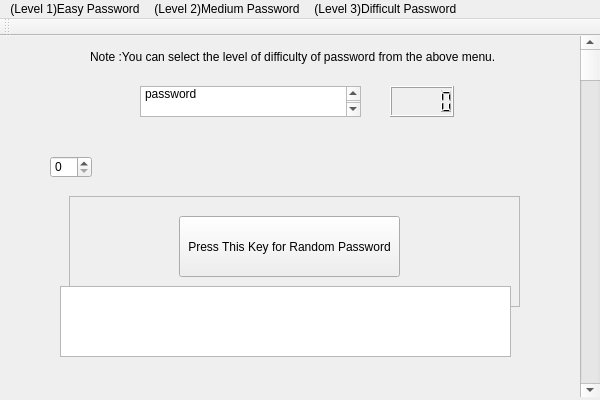
Qt form MainWindow.ui (kritika-srivastava/Random-Password-Generator) before a commit.
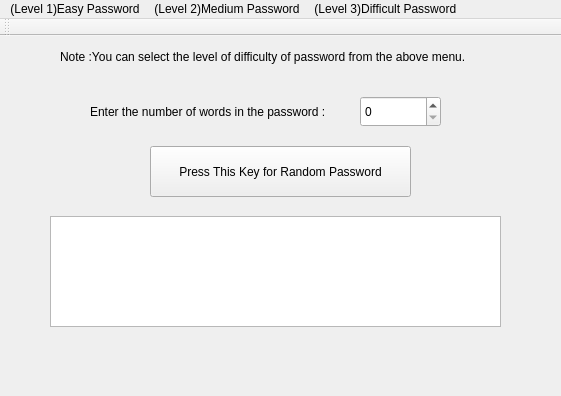
The same form after that commit.

```diff
--- a/MainWindow.ui
+++ b/MainWindow.ui
@@ -6,8 +6,8 @@
    <rect>
     <x>0</x>
     <y>0</y>
-    <width>600</width>
-    <height>400</height>
+    <width>561</width>
+    <height>396</height>
    </rect>
   </property>
   <property name="minimumSize">
@@ -18,114 +18,121 @@
   </property>
   <property name="maximumSize">
    <size>
-    <width>600</width>
-    <height>400</height>
+    <width>561</width>
+    <height>396</height>
+   </size>
+  </property>
+  <property name="sizeIncrement">
+   <size>
+    <width>0</width>
+    <height>0</height>
+   </size>
+  </property>
+  <property name="baseSize">
+   <size>
+    <width>561</width>
+    <height>396</height>
    </size>
   </property>
   <property name="cursor">
    <cursorShape>PointingHandCursor</cursorShape>
   </property>
   <property name="windowTitle">
-   <string extracomment="//  Erasable">Random Password Generator(By KriSh)</string>
+   <string extracomment="//  Erasable">Random Password Generator(By Kri_Sh)</string>
+  </property>
+  <property name="layoutDirection">
+   <enum>Qt::LeftToRight</enum>
+  </property>
+  <property name="autoFillBackground">
+   <bool>true</bool>
+  </property>
+  <property name="unifiedTitleAndToolBarOnMac">
+   <bool>false</bool>
   </property>
   <widget class="QWidget" name="centralwidget">
-   <widget class="QScrollBar" name="verticalScrollBar">
+   <widget class="QLabel" name="Note">
     <property name="geometry">
      <rect>
-      <x>580</x>
-      <y>0</y>
-      <width>20</width>
-      <height>361</height>
-     </rect>
-    </property>
-    <property name="orientation">
-     <enum>Qt::Vertical</enum>
-    </property>
-   </widget>
-   <widget class="QLabel" name="label">
-    <property name="geometry">
-     <rect>
-      <x>90</x>
+      <x>60</x>
       <y>10</y>
-      <width>441</width>
+      <width>471</width>
       <height>21</height>
      </rect>
     </property>
+    <property name="styleSheet">
+     <string notr="true">font: 9pt &quot;MS Shell Dlg 2&quot;;</string>
+    </property>
     <property name="text">
      <string>Note :You can select the level of difficulty of password from the above menu.</string>
     </property>
    </widget>
-   <widget class="QFrame" name="PasswordOutput">
+   <widget class="QTextBrowser" name="Output_Browser">
     <property name="geometry">
      <rect>
-      <x>69</x>
-      <y>160</y>
+      <x>50</x>
+      <y>180</y>
       <width>451</width>
       <height>111</height>
      </rect>
     </property>
-    <property name="frameShape">
-     <enum>QFrame::StyledPanel</enum>
+    <property name="inputMethodHints">
+     <set>Qt::ImhNone</set>
+    </property>
+    <property name="html">
+     <string>&lt;!DOCTYPE HTML PUBLIC &quot;-//W3C//DTD HTML 4.0//EN&quot; &quot;http://www.w3.org/TR/REC-html40/strict.dtd&quot;&gt;
+&lt;html&gt;&lt;head&gt;&lt;meta name=&quot;qrichtext&quot; content=&quot;1&quot; /&gt;&lt;style type=&quot;text/css&quot;&gt;
+p, li { white-space: pre-wrap; }
+&lt;/style&gt;&lt;/head&gt;&lt;body style=&quot; font-family:'MS Shell Dlg 2'; font-size:8.25pt; font-weight:400; font-style:normal;&quot;&gt;
+&lt;p align=&quot;center&quot; style=&quot;-qt-paragraph-type:empty; margin-top:0px; margin-bottom:0px; margin-left:0px; margin-right:0px; -qt-block-indent:0; text-indent:0px;&quot;&gt;&lt;br /&gt;&lt;/p&gt;&lt;/body&gt;&lt;/html&gt;</string>
+    </property>
+   </widget>
+   <widget class="QLabel" name="Enter">
+    <property name="geometry">
+     <rect>
+      <x>90</x>
+      <y>60</y>
+      <width>261</width>
+      <height>31</height>
+     </rect>
+    </property>
+    <property name="styleSheet">
+     <string notr="true">font: 9pt &quot;MS Shell Dlg 2&quot;;</string>
     </property>
     <property name="frameShadow">
-     <enum>QFrame::Raised</enum>
+     <enum>QFrame::Plain</enum>
     </property>
-    <widget class="QPushButton" name="pushButton">
-     <property name="geometry">
-      <rect>
-       <x>110</x>
-       <y>20</y>
-       <width>221</width>
-       <height>61</height>
-      </rect>
-     </property>
-     <property name="text">
-      <string>Press This Key for Random Password</string>
-     </property>
-    </widget>
-   </widget>
-   <widget class="QTextBrowser" name="textBrowser">
-    <property name="geometry">
-     <rect>
-      <x>60</x>
-      <y>250</y>
-      <width>451</width>
-      <height>71</height>
-     </rect>
+    <property name="text">
+     <string>Enter the number of words in the password :</string>
     </property>
    </widget>
-   <widget class="QLCDNumber" name="lcdNumber">
+   <widget class="QPushButton" name="Press_This_Key">
     <property name="geometry">
      <rect>
-      <x>390</x>
-      <y>50</y>
-      <width>64</width>
-      <height>31</height>
+      <x>150</x>
+      <y>110</y>
+      <width>261</width>
+      <height>51</height>
      </rect>
     </property>
-   </widget>
-   <widget class="QPlainTextEdit" name="plainTextEdit">
-    <property name="geometry">
-     <rect>
-      <x>140</x>
-      <y>50</y>
-      <width>221</width>
-      <height>31</height>
-     </rect>
+    <property name="styleSheet">
+     <string notr="true">font: 10pt &quot;Bahnschrift SemiCondensed&quot;;</string>
     </property>
-    <property name="plainText">
-     <string>Enter the number of words in the password</string>
+    <property name="text">
+     <string>Press This Key for Random Password</string>
     </property>
    </widget>
    <widget class="QSpinBox" name="spinBox">
     <property name="geometry">
      <rect>
-      <x>50</x>
-      <y>120</y>
-      <width>42</width>
-      <height>22</height>
+      <x>360</x>
+      <y>60</y>
+      <width>81</width>
+      <height>31</height>
      </rect>
     </property>
+    <property name="maximum">
+     <number>300</number>
+    </property>
    </widget>
   </widget>
   <widget class="QMenuBar" name="menubar">
@@ -133,7 +140,7 @@
     <rect>
      <x>0</x>
      <y>0</y>
-     <width>600</width>
+     <width>561</width>
      <height>21</height>
     </rect>
    </property>
```
Left out of the diff: 2 changed lines with no effect on the pictures.
